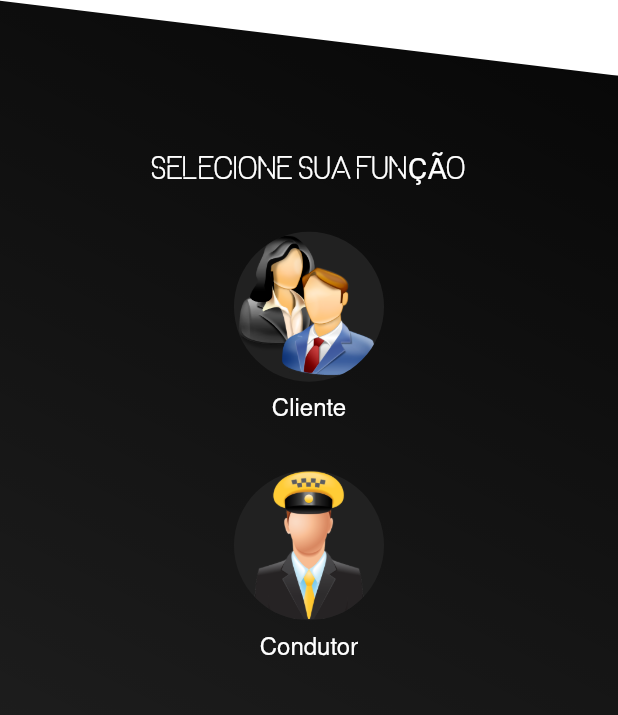
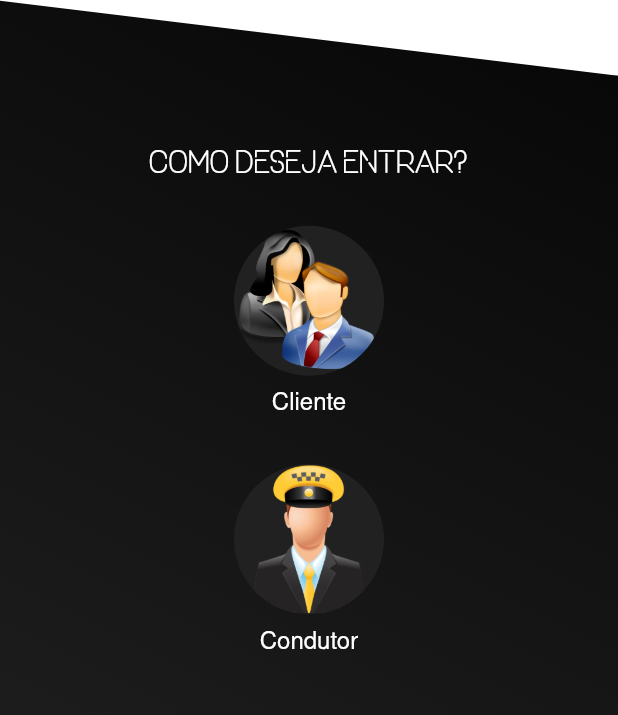
Before and after one commit to gui1535/uber_clone_app, a Flutter app: the screen it shows after launch, on a phone screen of 412 x 824 dp, the part 295-1010 px from its top. Run offline on Flutter 3.47's test engine with Material 2 defaults, Android fonts, the phone set to English and light mode, and no system bars; our stand-ins replace flutter_custom_clippers.

Commit message:
Melhorando codigos, dividindo por functions

```diff
--- a/lib/pages/home/home_page.dart
+++ b/lib/pages/home/home_page.dart
@@ -7,14 +7,37 @@ class HomePage extends StatelessWidget {
     return Scaffold(
       body: SafeArea(
         child: Container(
-          decoration: BoxDecoration(
+          decoration: _decorationGradientContainer(),
+          child: Column(
+            children: [
+              _bannerApp(context),
+              SizedBox(height: 50),
+              _textSelectYourEnter(),
+              SizedBox(height: 30),
+              _imageTypeUser('assets/img/pasajero.png'),
+              SizedBox(height: 10),
+              _textTypeUser('Cliente'),
+              SizedBox(height: 30),
+              _imageTypeUser('assets/img/driver.png'),
+              SizedBox(height: 10),
+              _textTypeUser('Condutor')
+            ],
+          ),
+        ),
+      ),
+    );
+  }
+
+  BoxDecoration _decorationGradientContainer() {
+    return BoxDecoration(
         gradient: LinearGradient(
             begin: Alignment.topRight,
             end: Alignment.bottomLeft,
-                  colors: [Colors.black, Colors.black87])),
-          child: Column(
-            children: [
-              ClipPath(
+            colors: [Colors.black, Colors.black87]));
+  }
+
+  Widget _bannerApp(BuildContext context) {
+    return ClipPath(
       clipper: DiagonalPathClipperTwo(),
       child: Container(
         color: Colors.white,
@@ -37,39 +60,28 @@ class HomePage extends StatelessWidget {
           ],
         ),
       ),
-              ),
-              SizedBox(height: 50),
-              Text(
-                'SELECIONE SUA FUNÇÃO',
-                style: TextStyle(
-                    fontFamily: 'OneDay', fontSize: 20, color: Colors.white),
-              ),
-              SizedBox(height: 30),
-              CircleAvatar(
-                backgroundImage: AssetImage('assets/img/pasajero.png'),
+    );
+  }
+
+  Widget _textSelectYourEnter() {
+    return Text(
+      'Como deseja entrar?',
+      style: TextStyle(fontFamily: 'OneDay', fontSize: 20, color: Colors.white),
+    );
+  }
+
+  Widget _imageTypeUser(String asset) {
+    return CircleAvatar(
+      backgroundImage: AssetImage(asset),
       radius: 50,
       backgroundColor: Colors.grey[900],
-              ),
-              SizedBox(height: 10),
-              Text(
-                'Cliente',
+    );
+  }
+
+  Widget _textTypeUser(String text) {
+    return Text(
+      text,
       style: TextStyle(color: Colors.white, fontSize: 16),
-              ),
-              SizedBox(height: 30),
-              CircleAvatar(
-                backgroundImage: AssetImage('assets/img/driver.png'),
-                radius: 50,
-                backgroundColor: Colors.grey[900],
-              ),
-              SizedBox(height: 10),
-              Text(
-                'Condutor',
-                style: TextStyle(color: Colors.white, fontSize: 16),
-              ),
-            ],
-          ),
-        ),
-      ),
     );
   }
 }
```
Lines whose indentation alone changed are shown as unchanged.
